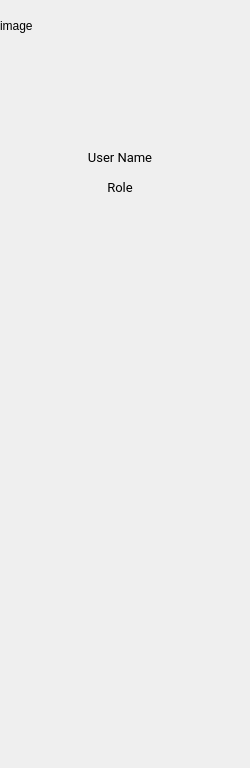
Before: the Qt Designer form Application/drawerwidget.ui in Bsm-B/RackStore, drawn with Qt 5.
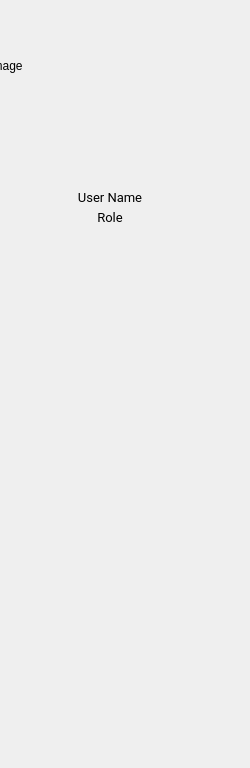
After: the same form once the commit is applied.

What changed in the file:
```diff
--- a/Application/drawerwidget.ui
+++ b/Application/drawerwidget.ui
@@ -16,8 +16,8 @@
   <widget class="QLabel" name="label">
    <property name="geometry">
     <rect>
-     <x>0</x>
-     <y>0</y>
+     <x>-10</x>
+     <y>40</y>
      <width>251</width>
      <height>51</height>
     </rect>
@@ -29,8 +29,8 @@
   <widget class="QLabel" name="label_3">
    <property name="geometry">
     <rect>
-     <x>40</x>
-     <y>140</y>
+     <x>30</x>
+     <y>180</y>
      <width>160</width>
      <height>35</height>
     </rect>
@@ -51,8 +51,8 @@
   <widget class="QLabel" name="label_4">
    <property name="geometry">
     <rect>
-     <x>40</x>
-     <y>170</y>
+     <x>30</x>
+     <y>200</y>
      <width>160</width>
      <height>35</height>
     </rect>
@@ -73,8 +73,8 @@
   <widget class="QWidget" name="verticalLayoutWidget">
    <property name="geometry">
     <rect>
-     <x>80</x>
-     <y>60</y>
+     <x>70</x>
+     <y>110</y>
      <width>71</width>
      <height>71</height>
     </rect>
```
Left out of the diff: 11 changed lines with no effect on the pictures.
